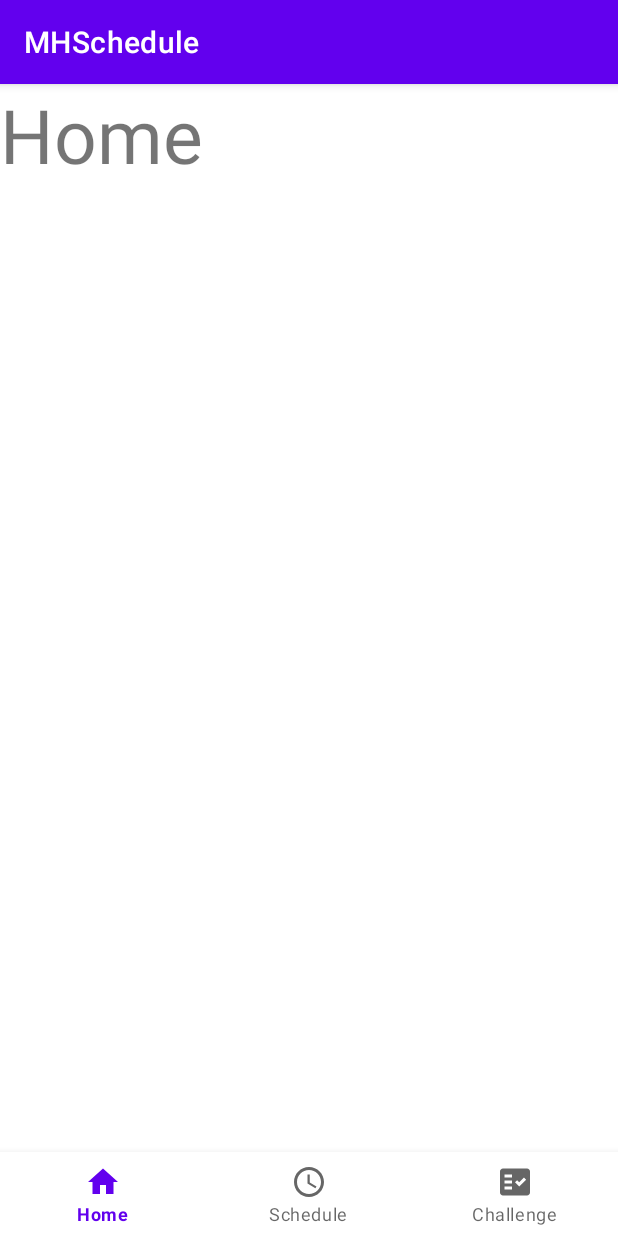
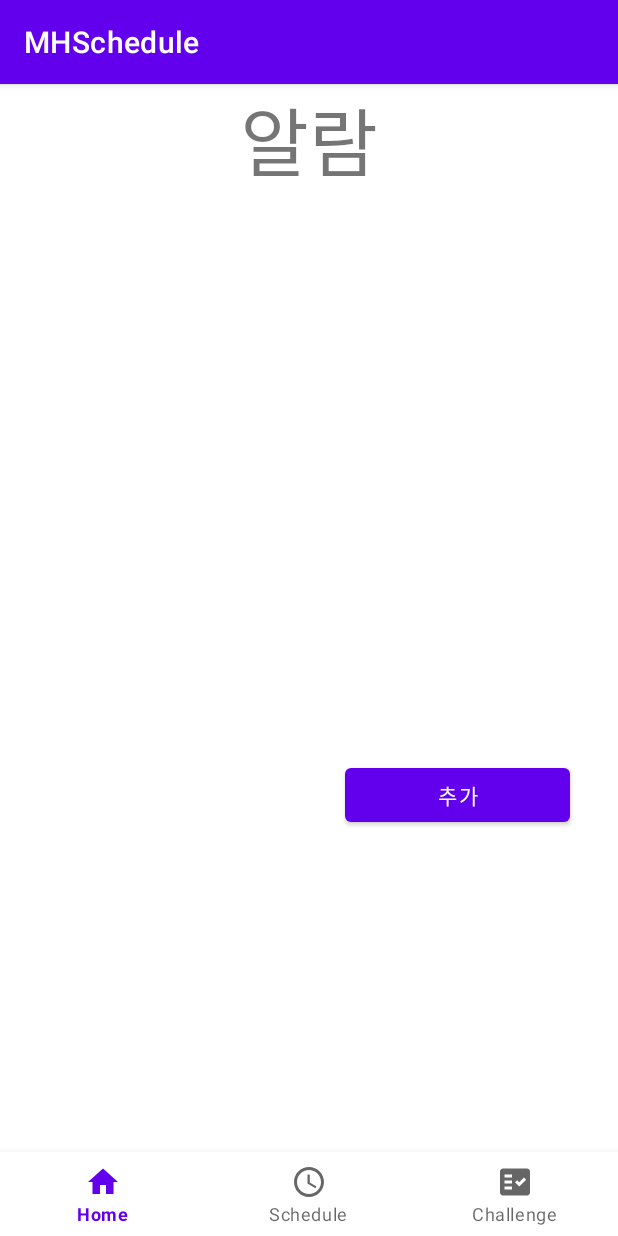
Before and after one commit to euni999/Diary, an Android app: the screen it shows after launch (MainActivity), on a phone screen of 412 x 824 dp. Run offline under Robolectric (Android 15) with nearby library versions, the phone set to English and light mode, and no system bars.

Commit message:
알람 (미완성)

```diff
--- a/app/src/main/AndroidManifest.xml
+++ b/app/src/main/AndroidManifest.xml
@@ -16,6 +16,9 @@
                 <category android:name="android.intent.category.LAUNCHER" />
             </intent-filter>
         </activity>
+        <activity android:name=".Alarm_Add">
+
+        </activity>
     </application>
 
 </manifest>
--- /dev/null
+++ b/app/src/main/java/com/example/mhschedule/Alarm.java
@@ -0,0 +1,36 @@
+package com.example.mhschedule;
+
+import android.content.Intent;
+import android.os.Bundle;
+import android.util.Log;
+import android.view.LayoutInflater;
+import android.view.View;
+import android.view.ViewGroup;
+import android.widget.Button;
+
+import androidx.annotation.NonNull;
+import androidx.annotation.Nullable;
+import androidx.fragment.app.Fragment;
+
+public class Alarm extends Fragment {
+
+    public View onCreateView(@NonNull LayoutInflater inflater, @Nullable ViewGroup container, @Nullable Bundle savedInstanceState) {
+        // xml안에 원하는 레이아웃들을 처리할려고 View를 만들어줘서 관리함
+        View view = inflater.inflate(R.layout.alarm_main, container, false);
+
+        // button onclick
+        Button add_button = (Button) view.findViewById(R.id.add_alarm);
+        add_button.setOnClickListener(new View.OnClickListener() {
+            @Override
+            public void onClick(View v)
+            {
+                Log.i("STATE","추가 버튼 클릭됨.");
+                // Fragment 에서는 getActivity()로 현재 액티비티를 가져옴
+                Intent intent = new Intent(getActivity() ,Alarm_Add.class);
+                startActivity(intent);
+            }
+        });
+
+        return view;
+    }
+}
--- a/app/src/main/java/com/example/mhschedule/MainActivity.java
+++ b/app/src/main/java/com/example/mhschedule/MainActivity.java
@@ -1,18 +1,16 @@
 package com.example.mhschedule;
 
-import androidx.annotation.NonNull;
 import androidx.appcompat.app.AppCompatActivity;
 import androidx.fragment.app.Fragment;
 import androidx.fragment.app.FragmentTransaction;
 
 import android.os.Bundle;
-import android.view.MenuItem;
 
 import com.google.android.material.bottomnavigation.BottomNavigationView;
 
 public class MainActivity extends AppCompatActivity {
 
-    private test1 home = new test1();
+    private Alarm home = new Alarm();
     private test2 schedule = new test2();
     private test3 challenge = new test3();
 
--- a/app/src/main/java/com/example/mhschedule/test1.java
+++ /dev/null
@@ -1,16 +0,0 @@
-package com.example.mhschedule;
-
-import android.os.Bundle;
-import android.view.LayoutInflater;
-import android.view.View;
-import android.view.ViewGroup;
-
-import androidx.annotation.NonNull;
-import androidx.annotation.Nullable;
-import androidx.fragment.app.Fragment;
-
-public class test1 extends Fragment {
-    public View onCreateView(@NonNull LayoutInflater inflater, @Nullable ViewGroup container, @Nullable Bundle savedInstanceState) {
-        return inflater.inflate(R.layout.test, container, false);
-    }
-}
--- /dev/null
+++ b/app/src/main/res/layout/alarm_main.xml
@@ -0,0 +1,26 @@
+<?xml version="1.0" encoding="utf-8"?>
+<RelativeLayout
+    xmlns:android="http://schemas.android.com/apk/res/android"
+    xmlns:tools="http://schemas.android.com/tools"
+    android:layout_width="match_parent"
+    android:layout_height="match_parent"
+    >
+
+    <TextView
+        android:layout_width="match_parent"
+        android:layout_height="wrap_content"
+        android:text="알람"
+        android:textSize="50dp"
+        android:gravity="center_horizontal"
+        />
+
+    <Button
+        android:id="@+id/add_alarm"
+        android:layout_width="150dp"
+        android:layout_height="wrap_content"
+        android:layout_weight="1"
+        android:text="@string/add_btn"
+        android:layout_marginTop="450dp"
+        android:layout_marginLeft="230dp"
+        />
+</RelativeLayout>
--- a/app/src/main/res/layout/test.xml
+++ /dev/null
@@ -1,15 +0,0 @@
-<?xml version="1.0" encoding="utf-8"?>
-<androidx.constraintlayout.widget.ConstraintLayout
-    xmlns:android="http://schemas.android.com/apk/res/android"
-    xmlns:tools="http://schemas.android.com/tools"
-    android:layout_width="match_parent"
-    android:layout_height="match_parent">
-
-    <TextView
-        android:id="@+id/textView"
-        android:layout_width="wrap_content"
-        android:layout_height="wrap_content"
-        android:text="Home"
-        android:textSize="50dp" />
-
-</androidx.constraintlayout.widget.ConstraintLayout>
--- a/app/src/main/res/values/strings.xml
+++ b/app/src/main/res/values/strings.xml
@@ -5,4 +5,7 @@
     <string name="menu_schedule">Schedule</string>
     <string name="menu_challenge">Challenge</string>
 
+    <string name="alarm_set_btn">설정</string>
+    <string name="add_btn">추가</string>
+
 </resources>
```
Also changed, not shown: app/src/main/java/com/example/mhschedule/Alarm_Add.java (added, +65 -0 lines), app/src/main/res/layout/alarm_add.xml (added, +35 -0 lines).
